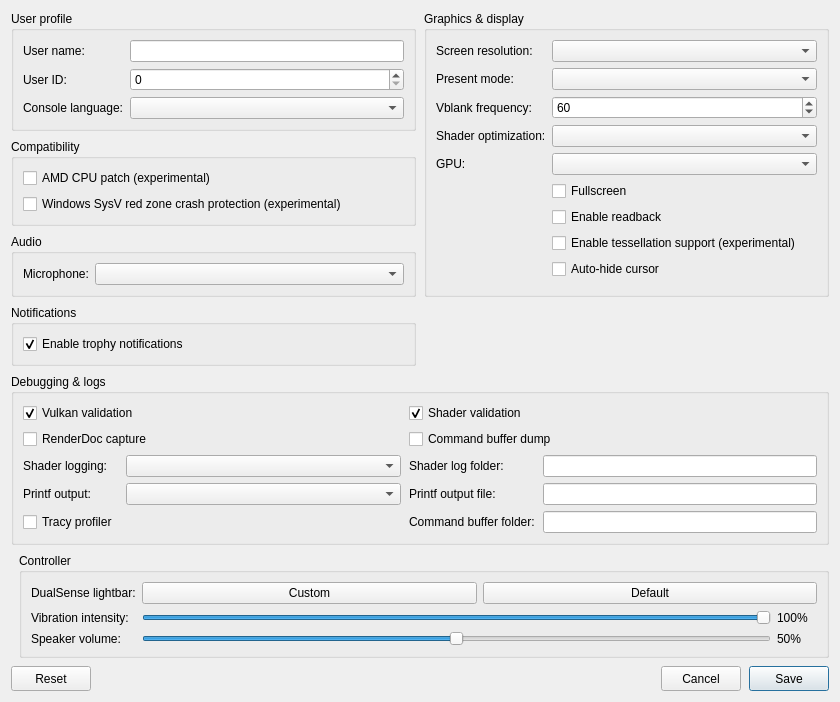
This is src/launcher/forms/configuration_edit_dialog.ui in ChronoRPG/KytyPS5AstroAMD as Qt 5 draws it before an edit. The edited form follows.
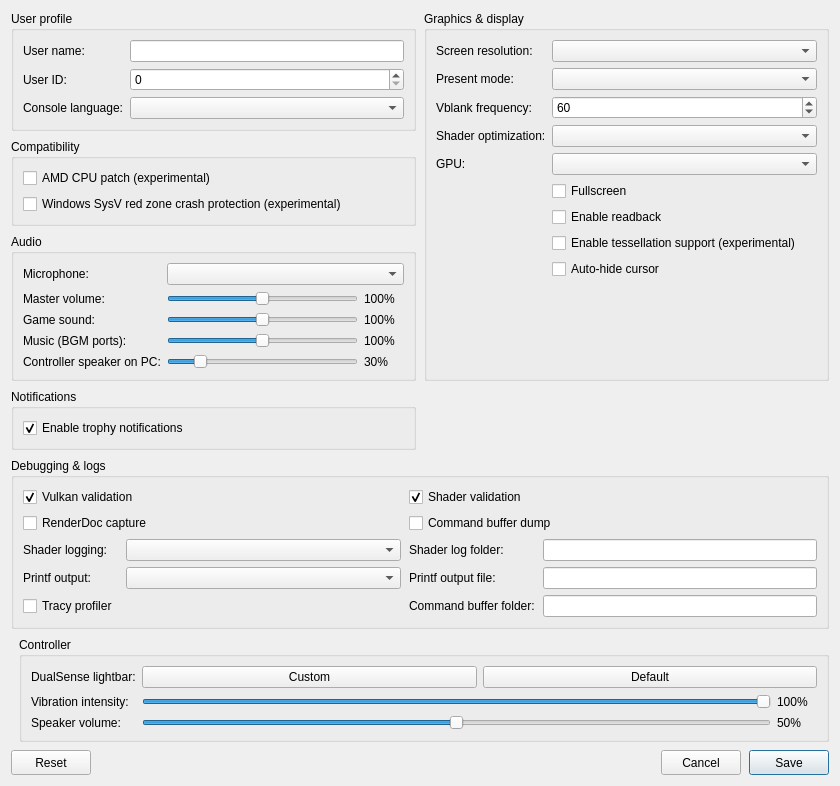
This is the edited form. Custom widgets are drawn as their Qt base class.

Commit message: Audio mix levels: attenuate the pad speaker on the PC output, add volume settings

The edit to the form file:
```diff
--- a/src/launcher/forms/configuration_edit_dialog.ui
+++ b/src/launcher/forms/configuration_edit_dialog.ui
@@ -90,6 +90,106 @@
         <item row="0" column="1">
          <widget class="QComboBox" name="comboBox_audio_input_device"/>
         </item>
+        <item row="1" column="0">
+         <widget class="QLabel" name="label_audio_master">
+          <property name="text"><string>Master volume:</string></property>
+         </widget>
+        </item>
+        <item row="1" column="1">
+         <layout class="QHBoxLayout" name="audio_master_layout">
+          <item>
+           <widget class="QSlider" name="slider_audio_master">
+            <property name="toolTip"><string>Everything the game plays on this PC (not the DualSense). 100% is unchanged; above 100% amplifies and can clip.</string></property>
+            <property name="maximum"><number>200</number></property>
+            <property name="singleStep"><number>5</number></property>
+            <property name="pageStep"><number>10</number></property>
+            <property name="value"><number>100</number></property>
+            <property name="orientation"><enum>Qt::Horizontal</enum></property>
+           </widget>
+          </item>
+          <item>
+           <widget class="QLabel" name="label_audio_master_value">
+            <property name="minimumSize"><size><width>40</width><height>0</height></size></property>
+            <property name="text"><string>100%</string></property>
+           </widget>
+          </item>
+         </layout>
+        </item>
+        <item row="2" column="0">
+         <widget class="QLabel" name="label_audio_main">
+          <property name="text"><string>Game sound:</string></property>
+         </widget>
+        </item>
+        <item row="2" column="1">
+         <layout class="QHBoxLayout" name="audio_main_layout">
+          <item>
+           <widget class="QSlider" name="slider_audio_main">
+            <property name="toolTip"><string>Game audio on the main output ports (most effects, and music in games that mix it there). 100% is unchanged.</string></property>
+            <property name="maximum"><number>200</number></property>
+            <property name="singleStep"><number>5</number></property>
+            <property name="pageStep"><number>10</number></property>
+            <property name="value"><number>100</number></property>
+            <property name="orientation"><enum>Qt::Horizontal</enum></property>
+           </widget>
+          </item>
+          <item>
+           <widget class="QLabel" name="label_audio_main_value">
+            <property name="minimumSize"><size><width>40</width><height>0</height></size></property>
+            <property name="text"><string>100%</string></property>
+           </widget>
+          </item>
+         </layout>
+        </item>
+        <item row="3" column="0">
+         <widget class="QLabel" name="label_audio_music">
+          <property name="text"><string>Music (BGM ports):</string></property>
+         </widget>
+        </item>
+        <item row="3" column="1">
+         <layout class="QHBoxLayout" name="audio_music_layout">
+          <item>
+           <widget class="QSlider" name="slider_audio_music">
+            <property name="toolTip"><string>Music the game plays on its own background-music ports. Has no effect on games that mix music into the main output.</string></property>
+            <property name="maximum"><number>200</number></property>
+            <property name="singleStep"><number>5</number></property>
+            <property name="pageStep"><number>10</number></property>
+            <property name="value"><number>100</number></property>
+            <property name="orientation"><enum>Qt::Horizontal</enum></property>
+           </widget>
+          </item>
+          <item>
+           <widget class="QLabel" name="label_audio_music_value">
+            <property name="minimumSize"><size><width>40</width><height>0</height></size></property>
+            <property name="text"><string>100%</string></property>
+           </widget>
+          </item>
+         </layout>
+        </item>
+        <item row="4" column="0">
+         <widget class="QLabel" name="label_audio_pad_speaker">
+          <property name="text"><string>Controller speaker on PC:</string></property>
+         </widget>
+        </item>
+        <item row="4" column="1">
+         <layout class="QHBoxLayout" name="audio_pad_speaker_layout">
+          <item>
+           <widget class="QSlider" name="slider_audio_pad_speaker">
+            <property name="toolTip"><string>Sounds meant for the DualSense speaker when no DualSense plays them (no controller, or not wired/Bluetooth). The console speaker is small, so these are turned down by default.</string></property>
+            <property name="maximum"><number>200</number></property>
+            <property name="singleStep"><number>5</number></property>
+            <property name="pageStep"><number>10</number></property>
+            <property name="value"><number>30</number></property>
+            <property name="orientation"><enum>Qt::Horizontal</enum></property>
+           </widget>
+          </item>
+          <item>
+           <widget class="QLabel" name="label_audio_pad_speaker_value">
+            <property name="minimumSize"><size><width>40</width><height>0</height></size></property>
+            <property name="text"><string>30%</string></property>
+           </widget>
+          </item>
+         </layout>
+        </item>
        </layout>
       </widget>
      </item>
```
The commit also changes 13 other files.
